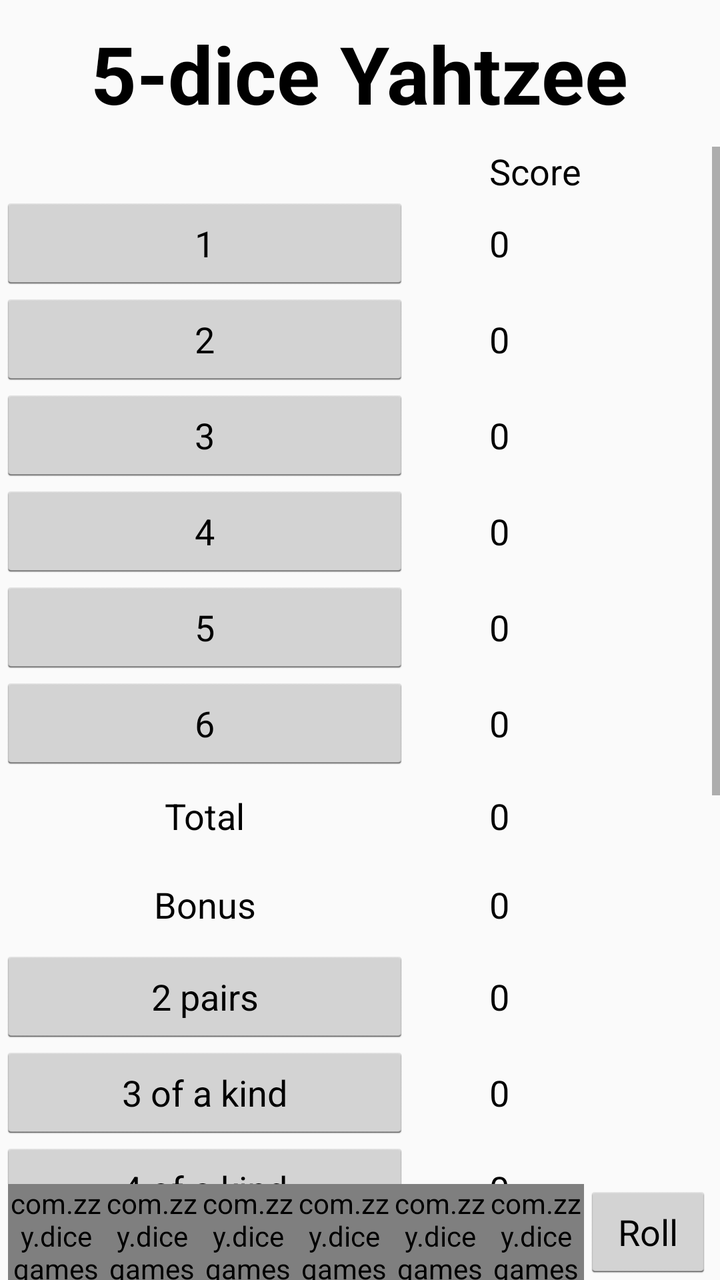
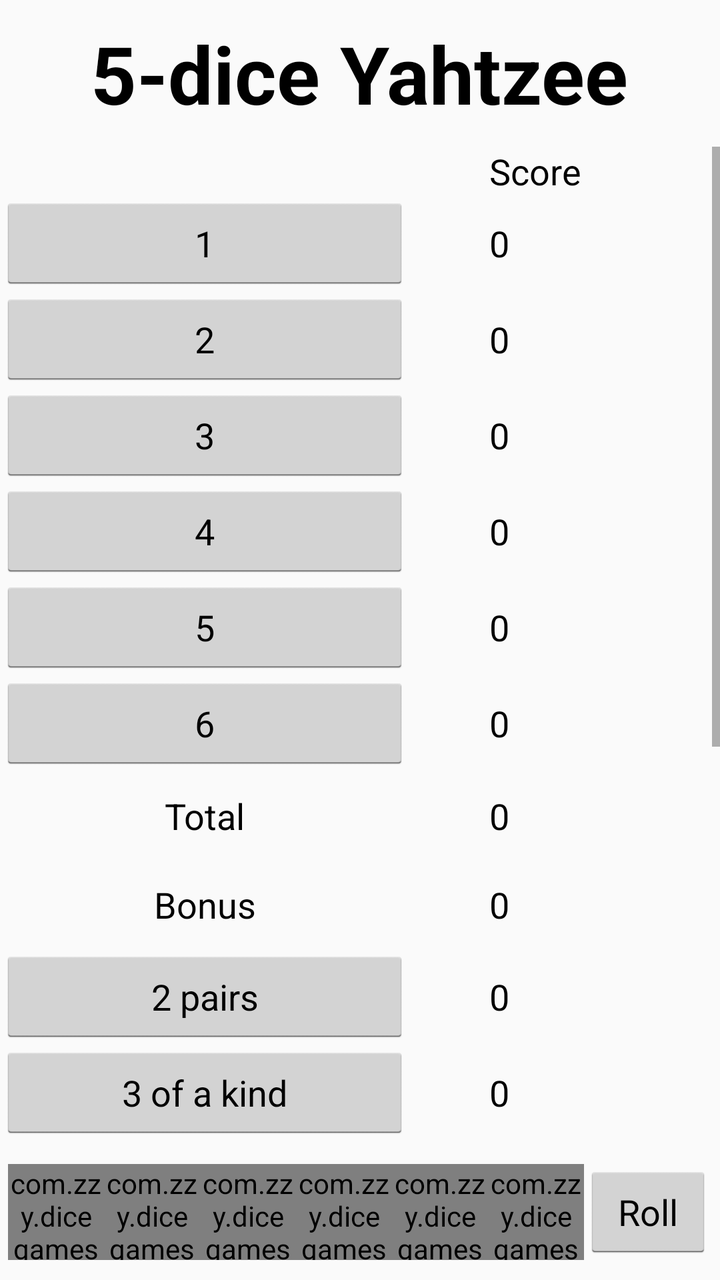

The first picture is an Android layout as it rendered before a commit; the second is the same layout after the commit. The layout source and the unified diff follow.
<!-- AndroidManifest.xml: application theme AppTheme -->
<!-- res/layout/fragment_five_yahtzee.xml -->
<?xml version="1.0" encoding="utf-8"?>
<RelativeLayout xmlns:android="http://schemas.android.com/apk/res/android"
    xmlns:tools="http://schemas.android.com/tools"
    android:layout_width="match_parent"
    android:layout_height="match_parent"
    tools:context=".ui.game.yahtzee.FiveYahtzeeFragment">

    <TextView
        android:id="@+id/tvTitle"
        android:layout_width="wrap_content"
        android:layout_height="wrap_content"
        android:layout_alignParentTop="true"
        android:layout_centerHorizontal="true"
        android:layout_marginTop="10dp"
        android:layout_marginBottom="10dp"
        android:text="@string/fiveYahtzee"
        android:textSize="40sp"
        android:textStyle="bold" />

    <ScrollView
        android:layout_width="match_parent"
        android:layout_height="match_parent"
        android:layout_above="@id/diceWindow"
        android:layout_below="@id/tvTitle">

        <TableLayout
            android:layout_width="match_parent"
            android:layout_height="wrap_content">

            <TableRow>

                <TextView
                    android:layout_width="match_parent"
                    android:layout_height="wrap_content"
                    android:layout_marginEnd="20dp"
                    android:layout_weight="1" />

                <TextView
                    android:layout_width="match_parent"
                    android:layout_height="wrap_content"
                    android:layout_marginStart="20dp"
                    android:layout_weight="1"
                    android:text="@string/score"
                    android:textSize="18sp" />

            </TableRow>

            <TableRow>

                <Button
                    android:id="@+id/btn1"
                    android:layout_width="match_parent"
                    android:layout_height="wrap_content"
                    android:layout_marginEnd="20dp"
                    android:layout_weight="1"
                    android:text="@string/s1" />

                <TextView
                    android:id="@+id/tv1"
                    android:layout_width="match_parent"
                    android:layout_height="wrap_content"
                    android:layout_marginStart="20dp"
                    android:layout_weight="1"
                    android:text="0"
                    android:textSize="18sp" />

            </TableRow>

            <TableRow>

                <Button
                    android:id="@+id/btn2"
                    android:layout_width="match_parent"
                    android:layout_height="wrap_content"
                    android:layout_marginEnd="20dp"
                    android:layout_weight="1"
                    android:text="@string/s2" />

                <TextView
                    android:id="@+id/tv2"
                    android:layout_width="match_parent"
                    android:layout_height="wrap_content"
                    android:layout_marginStart="20dp"
                    android:layout_weight="1"
                    android:text="0"
                    android:textSize="18sp" />

            </TableRow>

            <TableRow>

                <Button
                    android:id="@+id/btn3"
                    android:layout_width="match_parent"
                    android:layout_height="wrap_content"
                    android:layout_marginEnd="20dp"
                    android:layout_weight="1"
                    android:text="@string/s3" />

                <TextView
                    android:id="@+id/tv3"
                    android:layout_width="match_parent"
                    android:layout_height="wrap_content"
                    android:layout_marginStart="20dp"
                    android:layout_weight="1"
                    android:text="0"
                    android:textSize="18sp" />

            </TableRow>

            <TableRow>

                <Button
                    android:id="@+id/btn4"
                    android:layout_width="match_parent"
                    android:layout_height="wrap_content"
                    android:layout_marginEnd="20dp"
                    android:layout_weight="1"
                    android:text="@string/s4" />

                <TextView
                    android:id="@+id/tv4"
                    android:layout_width="match_parent"
                    android:layout_height="wrap_content"
                    android:layout_marginStart="20dp"
                    android:layout_weight="1"
                    android:text="0"
                    android:textSize="18sp" />

            </TableRow>

            <TableRow>

                <Button
                    android:id="@+id/btn5"
                    android:layout_width="match_parent"
                    android:layout_height="wrap_content"
                    android:layout_marginEnd="20dp"
                    android:layout_weight="1"
                    android:text="@string/s5" />

                <TextView
                    android:id="@+id/tv5"
                    android:layout_width="match_parent"
                    android:layout_height="wrap_content"
                    android:layout_marginStart="20dp"
                    android:layout_weight="1"
                    android:text="0"
                    android:textSize="18sp" />

            </TableRow>

            <TableRow>

                <Button
                    android:id="@+id/btn6"
                    android:layout_width="match_parent"
                    android:layout_height="wrap_content"
                    android:layout_marginEnd="20dp"
                    android:layout_weight="1"
                    android:text="@string/s6" />

                <TextView
                    android:id="@+id/tv6"
                    android:layout_width="match_parent"
                    android:layout_height="wrap_content"
                    android:layout_marginStart="20dp"
                    android:layout_weight="1"
                    android:text="0"
                    android:textSize="18sp" />

            </TableRow>

            <TableRow
                android:layout_marginTop="10dp"
                android:layout_marginBottom="10dp">

                <TextView
                    android:layout_width="match_parent"
                    android:layout_height="wrap_content"
                    android:layout_marginEnd="20dp"
                    android:layout_weight="1"
                    android:text="@string/total"
                    android:textAlignment="center"
                    android:textSize="18sp" />

                <TextView
                    android:id="@+id/tvUpperTotal"
                    android:layout_width="match_parent"
                    android:layout_height="wrap_content"
                    android:layout_marginStart="20dp"
                    android:layout_weight="1"
                    android:text="0"
                    android:textSize="18sp" />

            </TableRow>

            <TableRow
                android:layout_marginTop="10dp"
                android:layout_marginBottom="10dp">

                <TextView
                    android:layout_width="match_parent"
                    android:layout_height="wrap_content"
                    android:layout_marginEnd="20dp"
                    android:layout_weight="1"
                    android:text="@string/bonus"
                    android:textAlignment="center"
                    android:textSize="18sp" />

                <TextView
                    android:id="@+id/tvBonus"
                    android:layout_width="match_parent"
                    android:layout_height="wrap_content"
                    android:layout_marginStart="20dp"
                    android:layout_weight="1"
                    android:text="0"
                    android:textSize="18sp" />

            </TableRow>

            <TableRow>

                <Button
                    android:id="@+id/btn2p"
                    android:layout_width="match_parent"
                    android:layout_height="wrap_content"
                    android:layout_marginEnd="20dp"
                    android:layout_weight="1"
                    android:text="@string/s2p" />

                <TextView
                    android:id="@+id/tv2p"
                    android:layout_width="match_parent"
                    android:layout_height="wrap_content"
                    android:layout_marginStart="20dp"
                    android:layout_weight="1"
                    android:text="0"
                    android:textSize="18sp" />

            </TableRow>

            <TableRow>

                <Button
                    android:id="@+id/btn3e"
                    android:layout_width="match_parent"
                    android:layout_height="wrap_content"
                    android:layout_marginEnd="20dp"
                    android:layout_weight="1"
                    android:text="@string/s3e" />

                <TextView
                    android:id="@+id/tv3e"
                    android:layout_width="match_parent"
                    android:layout_height="wrap_content"
                    android:layout_marginStart="20dp"
                    android:layout_weight="1"
                    android:text="0"
                    android:textSize="18sp" />

            </TableRow>

            <TableRow>

                <Button
                    android:id="@+id/btn4e"
                    android:layout_width="match_parent"
                    android:layout_height="wrap_content"
                    android:layout_marginEnd="20dp"
                    android:layout_weight="1"
                    android:text="@string/s4e" />

                <TextView
                    android:id="@+id/tv4e"
                    android:layout_width="match_parent"
                    android:layout_height="wrap_content"
                    android:layout_marginStart="20dp"
                    android:layout_weight="1"
                    android:text="0"
                    android:textSize="18sp" />

            </TableRow>

            <TableRow>

                <Button
                    android:id="@+id/btnFullHouse"
                    android:layout_width="match_parent"
                    android:layout_height="wrap_content"
                    android:layout_marginEnd="20dp"
                    android:layout_weight="1"
                    android:text="@string/fullHouse" />

                <TextView
                    android:id="@+id/tvFullHouse"
                    android:layout_width="match_parent"
                    android:layout_height="wrap_content"
                    android:layout_marginStart="20dp"
                    android:layout_weight="1"
                    android:text="0"
                    android:textSize="18sp" />

            </TableRow>

            <TableRow>

                <Button
                    android:id="@+id/btnSmallStraight"
                    android:layout_width="match_parent"
                    android:layout_height="wrap_content"
                    android:layout_marginEnd="20dp"
                    android:layout_weight="1"
                    android:text="@string/smallStraight" />

                <TextView
                    android:id="@+id/tvSmallStraight"
                    android:layout_width="match_parent"
                    android:layout_height="wrap_content"
                    android:layout_marginStart="20dp"
                    android:layout_weight="1"
                    android:text="0"
                    android:textSize="18sp" />

            </TableRow>

            <TableRow>

                <Button
                    android:id="@+id/btnLargeStraight"
                    android:layout_width="match_parent"
                    android:layout_height="wrap_content"
                    android:layout_marginEnd="20dp"
                    android:layout_weight="1"
                    android:text="@string/largeStraight" />

                <TextView
                    android:id="@+id/tvLargeStraight"
                    android:layout_width="match_parent"
                    android:layout_height="wrap_content"
                    android:layout_marginStart="20dp"
                    android:layout_weight="1"
                    android:text="0"
                    android:textSize="18sp" />

            </TableRow>

            <TableRow>

                <Button
                    android:id="@+id/btnChance"
                    android:layout_width="match_parent"
                    android:layout_height="wrap_content"
                    android:layout_marginEnd="20dp"
                    android:layout_weight="1"
                    android:text="@string/chance" />

                <TextView
                    android:id="@+id/tvChance"
                    android:layout_width="match_parent"
                    android:layout_height="wrap_content"
                    android:layout_marginStart="20dp"
                    android:layout_weight="1"
                    android:text="0"
                    android:textSize="18sp" />

            </TableRow>

            <TableRow>

                <Button
                    android:id="@+id/btnYahtzee"
                    android:layout_width="match_parent"
                    android:layout_height="wrap_content"
                    android:layout_marginEnd="20dp"
                    android:layout_weight="1"
                    android:text="@string/yahtzee" />

                <TextView
                    android:id="@+id/tvYahtzee"
                    android:layout_width="match_parent"
                    android:layout_height="wrap_content"
                    android:layout_marginStart="20dp"
                    android:layout_weight="1"
                    android:text="0"
                    android:textSize="18sp" />

            </TableRow>

            <TableRow
                android:layout_marginTop="10dp"
                android:layout_marginBottom="10dp">

                <TextView
                    android:layout_width="match_parent"
                    android:layout_height="wrap_content"
                    android:layout_marginEnd="20dp"
                    android:layout_weight="1"
                    android:text="@string/gameTotal"
                    android:textAlignment="center"
                    android:textSize="18sp" />

                <TextView
                    android:id="@+id/tvGameTotal"
                    android:layout_width="match_parent"
                    android:layout_height="wrap_content"
                    android:layout_marginStart="20dp"
                    android:layout_weight="1"
                    android:text="0"
                    android:textSize="18sp" />

            </TableRow>

        </TableLayout>

    </ScrollView>

    <include
        android:id="@+id/diceWindow"
        android:layout_width="match_parent"
        android:layout_height="wrap_content"
        android:layout_alignParentBottom="true"
        layout="@layout/roll_dice_window" />

</RelativeLayout>
<!-- res/layout/roll_dice_window.xml (included above) -->
<?xml version="1.0" encoding="utf-8"?>
<LinearLayout xmlns:android="http://schemas.android.com/apk/res/android"
    xmlns:app="http://schemas.android.com/apk/res-auto"
    android:layout_width="match_parent"
    android:layout_height="wrap_content"
    android:gravity="center_horizontal|center_vertical"
    android:orientation="horizontal">

    <com.zzy.dicegames.ui.dice.DiceView
        android:id="@+id/dice1"
        android:layout_width="48dp"
        android:layout_height="48dp"
        app:locked="false"
        app:number="6" />

    <com.zzy.dicegames.ui.dice.DiceView
        android:id="@+id/dice2"
        android:layout_width="48dp"
        android:layout_height="48dp"
        app:locked="false"
        app:number="6" />

    <com.zzy.dicegames.ui.dice.DiceView
        android:id="@+id/dice3"
        android:layout_width="48dp"
        android:layout_height="48dp"
        app:locked="false"
        app:number="6" />

    <com.zzy.dicegames.ui.dice.DiceView
        android:id="@+id/dice4"
        android:layout_width="48dp"
        android:layout_height="48dp"
        app:locked="false"
        app:number="6" />

    <com.zzy.dicegames.ui.dice.DiceView
        android:id="@+id/dice5"
        android:layout_width="48dp"
        android:layout_height="48dp"
        app:locked="false"
        app:number="6" />

    <com.zzy.dicegames.ui.dice.DiceView
        android:id="@+id/dice6"
        android:layout_width="48dp"
        android:layout_height="48dp"
        app:locked="false"
        app:number="6" />

    <Button
        android:id="@+id/btnRoll"
        android:layout_width="wrap_content"
        android:layout_height="wrap_content"
        android:text="@string/roll" />

</LinearLayout>
<!-- resources referenced by this layout -->
<resources>
  <string name="bonus">Bonus</string>
  <string name="chance">Chance</string>
  <string name="fiveYahtzee">5-dice Yahtzee</string>
  <string name="fullHouse">Full House</string>
  <string name="gameTotal">Game Total</string>
  <string name="largeStraight">Large Straight</string>
  <string name="roll">Roll</string>
  <string name="s1">1</string>
  <string name="s2">2</string>
  <string name="s2p">2 pairs</string>
  <string name="s3">3</string>
  <string name="s3e">3 of a kind</string>
  <string name="s4">4</string>
  <string name="s4e">4 of a kind</string>
  <string name="s5">5</string>
  <string name="s6">6</string>
  <string name="score">Score</string>
  <string name="smallStraight">Small Straight</string>
  <string name="total">Total</string>
  <string name="yahtzee">Yahtzee</string>
  <style name="AppTheme" parent="Theme.AppCompat.Light">
          
          <item name="android:textColor">@android:color/black</item>
          <item name="buttonStyle">@android:style/Widget.Holo.Light.Button</item>
      </style>
</resources>

<!-- the commit's change to res/layout/fragment_five_yahtzee.xml (unified diff, before → after) -->
@@ -420,6 +420,8 @@
         android:layout_width="match_parent"
         android:layout_height="wrap_content"
         android:layout_alignParentBottom="true"
+        android:layout_marginTop="10dp"
+        android:layout_marginBottom="10dp"
         layout="@layout/roll_dice_window" />
 
 </RelativeLayout>
